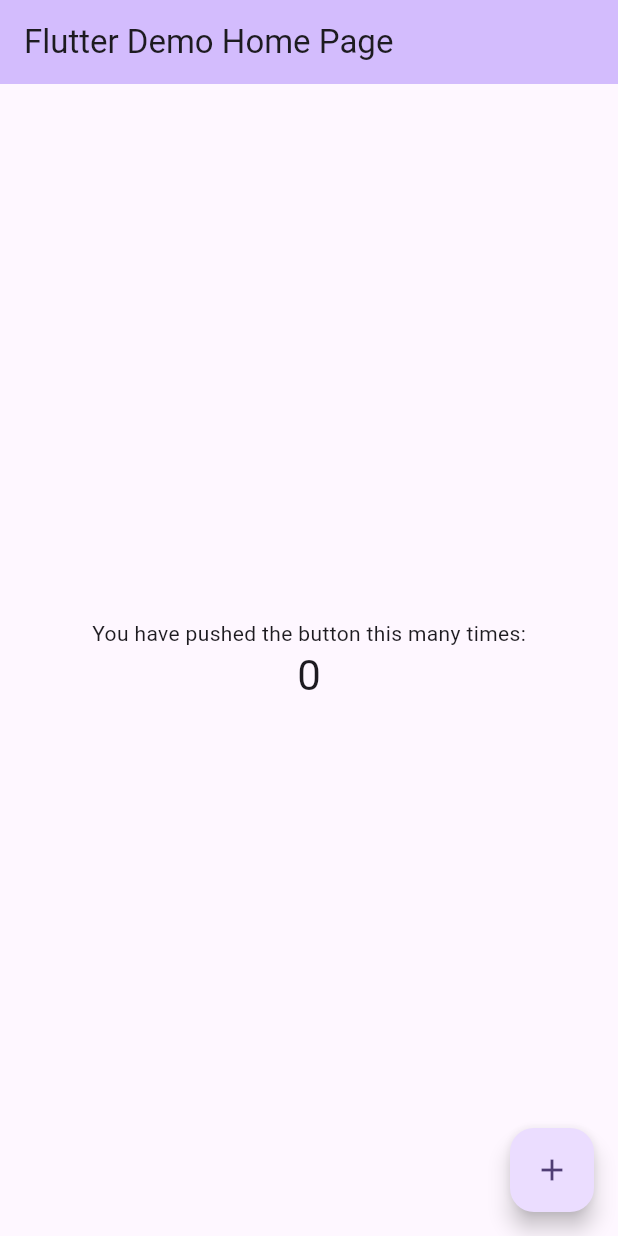
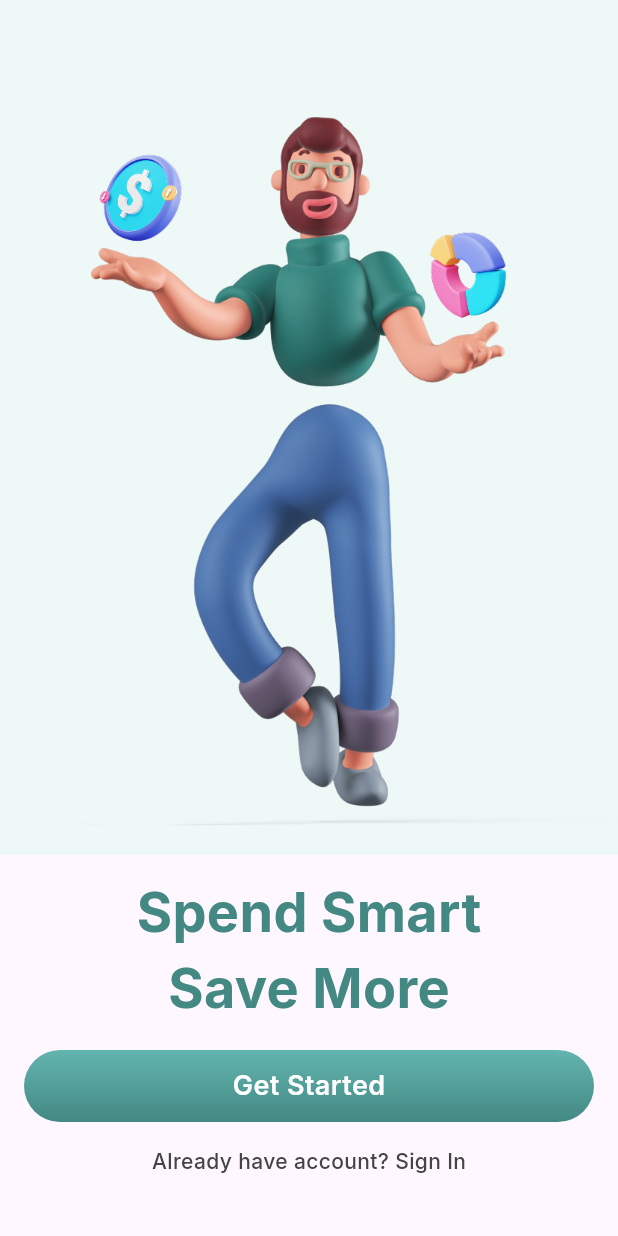
Before and after one commit to hlfs12345/Flutter, a Flutter app: the screen it shows after launch, on a phone screen of 412 x 824 dp. Run offline on Flutter 3.47's test engine with Material 3 defaults, Android fonts, the phone set to English and light mode, and no system bars.

Commit message:
Splash and Onboarding pages

```diff
--- /dev/null
+++ b/financy_app/lib/app.dart
@@ -0,0 +1,14 @@
+import 'package:financy_app/features/splash/splash_page.dart';
+import 'package:financy_app/onboarding/onboarding_page.dart';
+import 'package:flutter/material.dart';
+
+class App extends StatelessWidget {
+  const App({super.key});
+
+  @override
+  Widget build(BuildContext context) {
+    return MaterialApp(
+      home: OnboardingPage(),
+    );
+  }
+}
--- /dev/null
+++ b/financy_app/lib/common/constants/app_colors.dart
@@ -0,0 +1,24 @@
+import 'dart:ui';
+
+class AppColors {
+  AppColors._();
+
+  static const Color initialGradientColor = Color(0xFF63B5AF);
+  static const Color finalGradientColor = Color(0xFF438883);
+  static const Color iceWhite = Color(0xFFEEF8F7);
+  static const Color white = Color(0xffffffff);
+  static const Color red = Color(0xFFFF0000);
+  static const Color gray = Color(0xFF444444);
+
+  static const List<Color> gradientColor = [
+    Color(0xFF63B5AF),
+    Color(0xFF438883),
+  ];
+
+  static const List<Color> InativeGradientColor = [
+    Color(0xFFB3B6B6),
+    Color(0xFF838383),
+  ];
+
+
+}
--- /dev/null
+++ b/financy_app/lib/common/constants/app_text_styles.dart
@@ -0,0 +1,29 @@
+import 'package:flutter/material.dart';
+
+class AppTextStyles {
+  AppTextStyles._();
+
+  static const TextStyle bigText = TextStyle(
+    fontSize: 50.0,
+    fontWeight: FontWeight.w700,
+    fontFamily: 'Inter'
+  );
+
+  static const TextStyle mediumText = TextStyle(
+    fontSize: 36.0,
+    fontWeight: FontWeight.w700,
+    fontFamily: 'Inter'
+  );
+
+  static const TextStyle mediumText18 = TextStyle(
+    fontSize: 18.0,
+    fontWeight: FontWeight.w600,
+    fontFamily: 'Inter'
+  );
+
+  static const TextStyle smallText = TextStyle(
+    fontSize: 14.0,
+    fontWeight: FontWeight.w500,
+    fontFamily: 'Inter'
+  );
+}
--- /dev/null
+++ b/financy_app/lib/common/widgets/primary_button.dart
@@ -0,0 +1,42 @@
+import 'package:financy_app/common/constants/app_colors.dart';
+import 'package:financy_app/common/constants/app_text_styles.dart';
+import 'package:flutter/material.dart';
+
+class PrimaryButton extends StatelessWidget {
+  final VoidCallback? onPressed;
+  final String text;
+  const PrimaryButton({super.key, this.onPressed, required this.text});
+
+  final BorderRadius _borderRadius = const BorderRadius.all(
+    Radius.circular(24.0),
+  );
+
+  @override
+  Widget build(BuildContext context) {
+    return Ink(
+      height: 48.0,
+      decoration: BoxDecoration(
+        borderRadius: _borderRadius,
+        gradient: LinearGradient(
+          begin: Alignment.topCenter,
+          end: Alignment.bottomCenter,
+          colors: onPressed != null
+              ? AppColors.gradientColor
+              : AppColors.InativeGradientColor,
+        ),
+      ),
+      child: InkWell(
+        borderRadius: _borderRadius,
+        onTap: onPressed,
+        child: Align(
+          child: Text(
+            text,
+            style: AppTextStyles.mediumText18.copyWith(
+              color: AppColors.white,
+            ),
+          ),
+        ),
+      ),
+    );
+  }
+}
--- /dev/null
+++ b/financy_app/lib/features/splash/splash_page.dart
@@ -0,0 +1,27 @@
+import 'package:financy_app/common/constants/app_colors.dart';
+import 'package:financy_app/common/constants/app_text_styles.dart';
+import 'package:flutter/material.dart';
+
+class SplashPage extends StatelessWidget {
+  const SplashPage({super.key});
+
+  @override
+  Widget build(BuildContext context) {
+    return Scaffold(
+      body: Container(
+        alignment: Alignment.center,
+        decoration: BoxDecoration(
+          gradient: LinearGradient(
+            begin: Alignment.topCenter,
+            end: Alignment.bottomCenter,
+            colors: AppColors.gradientColor,
+          ),
+        ),
+        child: Text(
+          'Financy',
+          style: AppTextStyles.bigText.copyWith(color: AppColors.white),
+        ),
+      ),
+    );
+  }
+}
--- a/financy_app/lib/main.dart
+++ b/financy_app/lib/main.dart
@@ -1,122 +1,6 @@
 import 'package:flutter/material.dart';
+import 'app.dart';
 
 void main() {
-  runApp(const MyApp());
+  runApp(const App());
 }
-
-class MyApp extends StatelessWidget {
-  const MyApp({super.key});
-
-  // This widget is the root of your application.
-  @override
-  Widget build(BuildContext context) {
-    return MaterialApp(
-      title: 'Flutter Demo',
-      theme: ThemeData(
-        // This is the theme of your application.
-        //
-        // TRY THIS: Try running your application with "flutter run". You'll see
-        // the application has a purple toolbar. Then, without quitting the app,
-        // try changing the seedColor in the colorScheme below to Colors.green
-        // and then invoke "hot reload" (save your changes or press the "hot
-        // reload" button in a Flutter-supported IDE, or press "r" if you used
-        // the command line to start the app).
-        //
-        // Notice that the counter didn't reset back to zero; the application
-        // state is not lost during the reload. To reset the state, use hot
-        // restart instead.
-        //
-        // This works for code too, not just values: Most code changes can be
-        // tested with just a hot reload.
-        colorScheme: .fromSeed(seedColor: Colors.deepPurple),
-      ),
-      home: const MyHomePage(title: 'Flutter Demo Home Page'),
-    );
-  }
-}
-
-class MyHomePage extends StatefulWidget {
-  const MyHomePage({super.key, required this.title});
-
-  // This widget is the home page of your application. It is stateful, meaning
-  // that it has a State object (defined below) that contains fields that affect
-  // how it looks.
-
-  // This class is the configuration for the state. It holds the values (in this
-  // case the title) provided by the parent (in this case the App widget) and
-  // used by the build method of the State. Fields in a Widget subclass are
-  // always marked "final".
-
-  final String title;
-
-  @override
-  State<MyHomePage> createState() => _MyHomePageState();
-}
-
-class _MyHomePageState extends State<MyHomePage> {
-  int _counter = 0;
-
-  void _incrementCounter() {
-    setState(() {
-      // This call to setState tells the Flutter framework that something has
-      // changed in this State, which causes it to rerun the build method below
-      // so that the display can reflect the updated values. If we changed
-      // _counter without calling setState(), then the build method would not be
-      // called again, and so nothing would appear to happen.
-      _counter++;
-    });
-  }
-
-  @override
-  Widget build(BuildContext context) {
-    // This method is rerun every time setState is called, for instance as done
-    // by the _incrementCounter method above.
-    //
-    // The Flutter framework has been optimized to make rerunning build methods
-    // fast, so that you can just rebuild anything that needs updating rather
-    // than having to individually change instances of widgets.
-    return Scaffold(
-      appBar: AppBar(
-        // TRY THIS: Try changing the color here to a specific color (to
-        // Colors.amber, perhaps?) and trigger a hot reload to see the AppBar
-        // change color while the other colors stay the same.
-        backgroundColor: Theme.of(context).colorScheme.inversePrimary,
-        // Here we take the value from the MyHomePage object that was created by
-        // the App.build method, and use it to set our appbar title.
-        title: Text(widget.title),
-      ),
-      body: Center(
-        // Center is a layout widget. It takes a single child and positions it
-        // in the middle of the parent.
-        child: Column(
-          // Column is also a layout widget. It takes a list of children and
-          // arranges them vertically. By default, it sizes itself to fit its
-          // children horizontally, and tries to be as tall as its parent.
-          //
-          // Column has various properties to control how it sizes itself and
-          // how it positions its children. Here we use mainAxisAlignment to
-          // center the children vertically; the main axis here is the vertical
-          // axis because Columns are vertical (the cross axis would be
-          // horizontal).
-          //
-          // TRY THIS: Invoke "debug painting" (choose the "Toggle Debug Paint"
-          // action in the IDE, or press "p" in the console), to see the
-          // wireframe for each widget.
-          mainAxisAlignment: .center,
-          children: [
-            const Text('You have pushed the button this many times:'),
-            Text(
-              '$_counter',
-              style: Theme.of(context).textTheme.headlineMedium,
-            ),
-          ],
-        ),
-      ),
-      floatingActionButton: FloatingActionButton(
-        onPressed: _incrementCounter,
-        tooltip: 'Increment',
-        child: const Icon(Icons.add),
-      ),
-    );
-  }
-}
--- /dev/null
+++ b/financy_app/lib/onboarding/onboarding_page.dart
@@ -0,0 +1,52 @@
+import 'package:financy_app/common/constants/app_colors.dart';
+import 'package:financy_app/common/constants/app_text_styles.dart';
+import 'package:financy_app/common/widgets/primary_button.dart';
+import 'package:flutter/material.dart';
+
+class OnboardingPage extends StatelessWidget {
+  const OnboardingPage({super.key});
+
+  @override
+  Widget build(BuildContext context) {
+    return Scaffold(
+      body: Column(
+        children: <Widget>[
+          Expanded(
+            flex: 2,
+            child: Container(
+              color: AppColors.iceWhite,
+              child: Padding(
+                padding: const EdgeInsets.only(top: 70.0,),
+                child: Image.asset('assets/images/man.png'),
+              ),
+            ),
+          ),
+          Padding(
+            padding: const EdgeInsets.only(top : 12.0),
+            child: Text(
+              'Spend Smart',
+              style: AppTextStyles.mediumText.copyWith(
+                color: AppColors.finalGradientColor,
+              ),
+            ),
+          ),
+          Text(
+            'Save More',
+            style: AppTextStyles.mediumText.copyWith(
+              color: AppColors.finalGradientColor,
+            ),
+          ),
+          Padding(
+            padding: const EdgeInsets.all(16.0),
+            child: PrimaryButton(text: 'Get Started', onPressed: () {},),
+          ),
+          Text(
+            'Already have account? Sign In',
+            style: AppTextStyles.smallText.copyWith(color: AppColors.gray),
+          ),
+          const SizedBox(height: 40.0),
+        ],
+      ),
+    );
+  }
+}
```
Also changed, not shown: financy_app/pubspec.yaml (+19 -0 lines), financy_app/assets/fonts/Inter_Bold.ttf (added), financy_app/assets/fonts/Inter_ExtraBold.ttf (added), financy_app/assets/fonts/Inter_Light.ttf (added), financy_app/assets/fonts/Inter_Medium.ttf (added), financy_app/assets/fonts/Inter_Regular.ttf (added), financy_app/assets/fonts/Inter_SemiBold.ttf (added), financy_app/assets/images/man.png (added), financy_app/lib/features/splash/splash_controller.dart (added), 1 other file.
